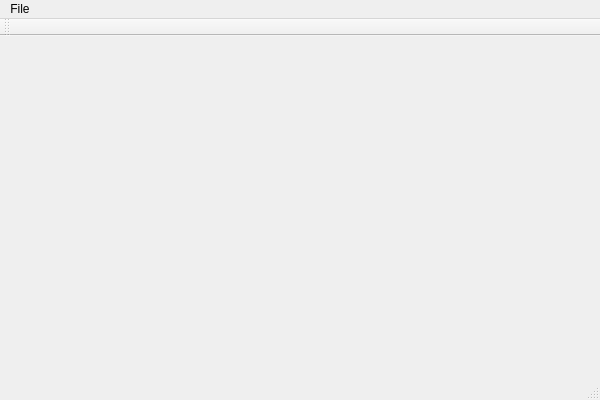
This is VHCMCMC/MainWindow.ui in gnishida/VHCMCMC as Qt 5 draws it before an edit. The edited form follows.
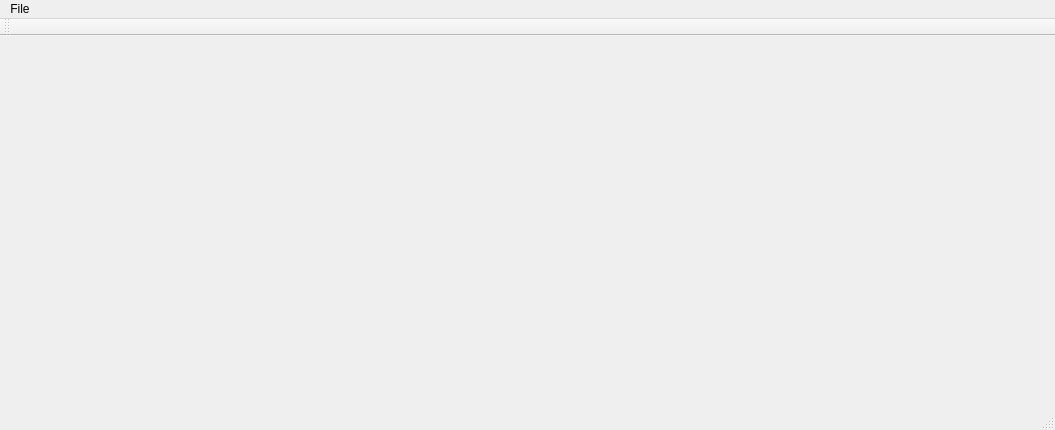
This is the edited form.

```diff
--- a/VHCMCMC/MainWindow.ui
+++ b/VHCMCMC/MainWindow.ui
@@ -6,8 +6,8 @@
    <rect>
     <x>0</x>
     <y>0</y>
-    <width>600</width>
-    <height>400</height>
+    <width>1055</width>
+    <height>430</height>
    </rect>
   </property>
   <property name="windowTitle">
@@ -19,7 +19,7 @@
     <rect>
      <x>0</x>
      <y>0</y>
-     <width>600</width>
+     <width>1055</width>
      <height>21</height>
     </rect>
    </property>
```
